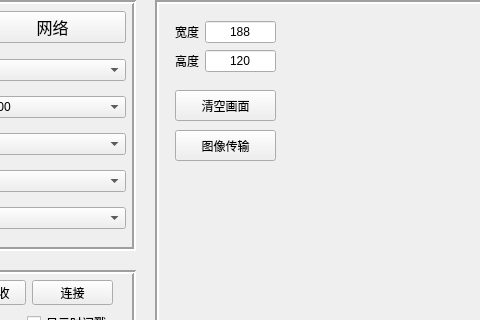
Old version of the form home_page.ui in the repository LvXinyu2003/img_host; both pictures show x 185 to 665 and y 0 to 320 of the 1262 by 780 pixel window.
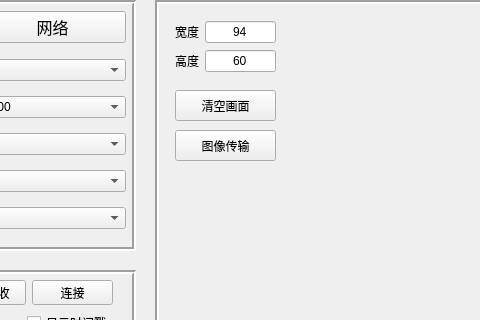
New version of the form.

Diff of the .ui file:
```diff
--- a/home_page.ui
+++ b/home_page.ui
@@ -724,7 +724,7 @@
       <string>图像传输</string>
      </property>
     </widget>
-    <widget class="QWidget" name="">
+    <widget class="QWidget" name="layoutWidget">
      <property name="geometry">
       <rect>
        <x>20</x>
@@ -744,7 +744,7 @@
       <item row="0" column="1">
        <widget class="QLineEdit" name="lineEdit_img_width">
         <property name="text">
-         <string>188</string>
+         <string>94</string>
         </property>
         <property name="alignment">
          <set>Qt::AlignCenter</set>
@@ -761,7 +761,7 @@
       <item row="1" column="1">
        <widget class="QLineEdit" name="lineEdit_img_height">
         <property name="text">
-         <string>120</string>
+         <string>60</string>
         </property>
         <property name="alignment">
          <set>Qt::AlignCenter</set>
```
Left out of the diff: 2 changed lines with no effect on the pictures.
